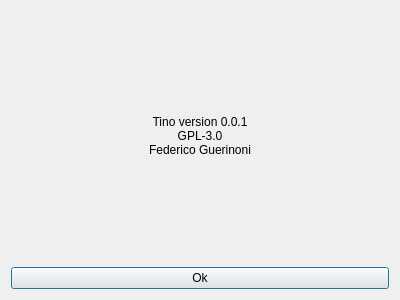
marsiliano/tino, file src/gui/DialogAbout.ui: the form before one commit.
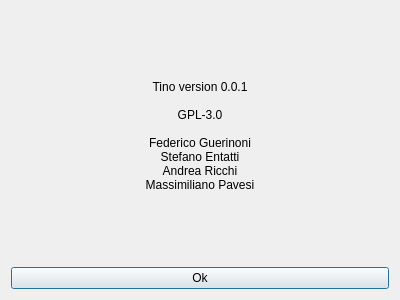
The form after the commit.

Commit message: Update authors list

Patch:
```diff
--- a/src/gui/DialogAbout.ui
+++ b/src/gui/DialogAbout.ui
@@ -28,8 +28,13 @@
     <widget class="QLabel" name="label">
      <property name="text">
       <string>Tino version 0.0.1
+
 GPL-3.0
-Federico Guerinoni</string>
+
+Federico Guerinoni
+Stefano Entatti
+Andrea Ricchi
+Massimiliano Pavesi</string>
      </property>
      <property name="alignment">
       <set>Qt::AlignCenter</set>
```
